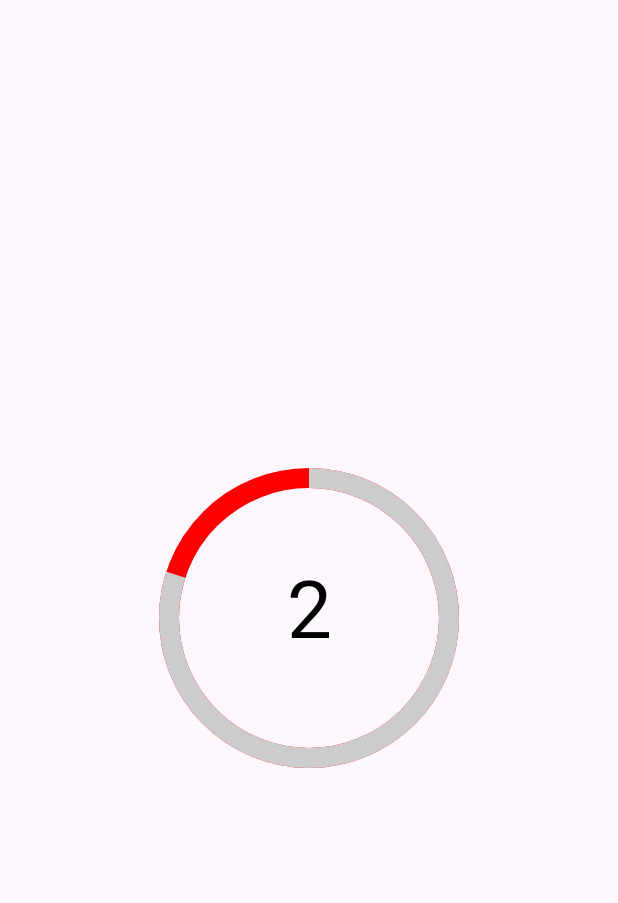
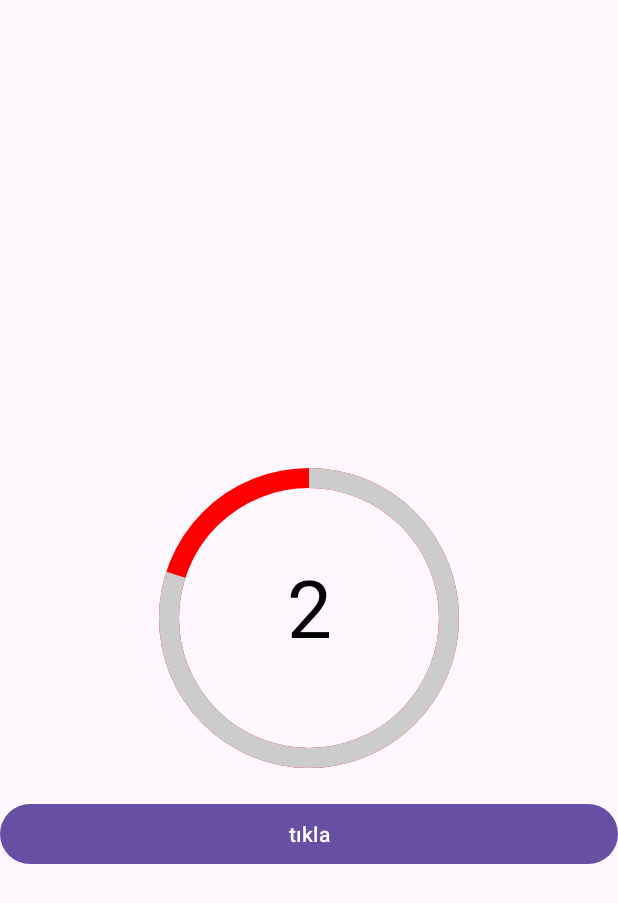
Before and after one commit to enesselcuk25/CustomDemo, an Android app: the screen it shows after launch (MainActivity), on a phone screen of 412 x 824 dp. Shown: the top 903 px of the screen. Run offline under Robolectric (Android 15) with nearby library versions, the phone set to English and light mode, and no system bars; our stand-ins replace navigation-ui; 1 statement that could not run was skipped.

Commit message:
custom fix

```diff
--- a/app/build.gradle.kts
+++ b/app/build.gradle.kts
@@ -33,6 +33,9 @@ android {
     kotlinOptions {
         jvmTarget = "1.8"
     }
+    buildFeatures {
+        viewBinding = true
+    }
 }
 
 dependencies {
@@ -41,6 +44,8 @@ dependencies {
     implementation("androidx.appcompat:appcompat:1.6.1")
     implementation("com.google.android.material:material:1.10.0")
     implementation("androidx.constraintlayout:constraintlayout:2.1.4")
+    implementation("androidx.navigation:navigation-fragment-ktx:2.7.2")
+    implementation("androidx.navigation:navigation-ui-ktx:2.7.2")
     testImplementation("junit:junit:4.13.2")
     androidTestImplementation("androidx.test.ext:junit:1.1.5")
     androidTestImplementation("androidx.test.espresso:espresso-core:3.5.1")
--- a/app/src/main/java/com/example/customdemo/CountDownTimerView.kt
+++ b/app/src/main/java/com/example/customdemo/CustomTimer.kt
@@ -10,7 +10,7 @@ import android.os.CountDownTimer
 import android.util.AttributeSet
 import android.view.View
 
-class CountDownTimerView(context: Context, attrs: AttributeSet) : View(context, attrs) {
+class CustomTimer(context: Context, attrs: AttributeSet) : View(context, attrs) {
 
   private val circlePaint: Paint = Paint()
     private val progressPaint: Paint = Paint()
--- a/app/src/main/java/com/example/customdemo/MainActivity.kt
+++ b/app/src/main/java/com/example/customdemo/MainActivity.kt
@@ -1,18 +1,44 @@
 package com.example.customdemo
 
+import android.content.Intent
+import android.os.Bundle
+import android.widget.Toast
+import com.google.android.material.snackbar.Snackbar
 import androidx.appcompat.app.AppCompatActivity
-import android.os.Bundle
+import androidx.navigation.findNavController
+import androidx.navigation.ui.AppBarConfiguration
+import androidx.navigation.ui.navigateUp
+import androidx.navigation.ui.setupActionBarWithNavController
+import com.example.customdemo.databinding.ActivityMain2Binding
+import com.example.customdemo.databinding.ActivityMainBinding
+import com.example.customdemo.demoInterface.MessageShow
+import com.example.customdemo.demoSingleton.DemoSdk
 
 class MainActivity : AppCompatActivity() {
-    private lateinit var countDownTimerView: CountDownTimerView
+
+
+private lateinit var binding: ActivityMainBinding
 
     override fun onCreate(savedInstanceState: Bundle?) {
         super.onCreate(savedInstanceState)
-        setContentView(R.layout.activity_main)
 
+     binding = ActivityMainBinding.inflate(layoutInflater)
+     setContentView(binding.root)
 
-        countDownTimerView = findViewById(R.id.countTimeDowner)
+        binding.countTimeDowner.startTimer(10)
 
-        countDownTimerView.startTimer(10)
+        binding.btnTKla.setOnClickListener {
+            DemoSdk.demoHairOrder?.invoke("enes")
+
+            val intent = Intent(this@MainActivity, MainActivity::class.java)
+            this@MainActivity.startActivity(intent)
+        }
+
     }
+
+    override fun onResume() {
+        super.onResume()
+
+    }
+
 }
--- a/app/src/main/res/layout/activity_main.xml
+++ b/app/src/main/res/layout/activity_main.xml
@@ -6,7 +6,7 @@
     android:layout_height="match_parent"
     tools:context=".MainActivity">
 
-    <com.example.customdemo.CountDownTimerView
+    <com.example.customdemo.CustomTimer
         android:id="@+id/countTimeDowner"
         android:layout_width="200dp"
         android:layout_height="200dp"
@@ -16,4 +16,15 @@
         app:layout_constraintTop_toTopOf="parent"
         />
 
+    <Button
+        android:id="@+id/btnTıkla"
+        android:layout_width="match_parent"
+        android:layout_height="wrap_content"
+        app:layout_constraintTop_toBottomOf="@id/countTimeDowner"
+        app:layout_constraintStart_toStartOf="parent"
+        app:layout_constraintEnd_toEndOf="parent"
+        android:layout_marginTop="20dp"
+        android:text="tıkla"
+        />
+
 </androidx.constraintlayout.widget.ConstraintLayout>
--- /dev/null
+++ b/app/src/main/res/values-land/dimens.xml
@@ -0,0 +1,3 @@
+<resources>
+      <dimen name="fab_margin">48dp</dimen>
+   </resources>
--- /dev/null
+++ b/app/src/main/res/values-v23/themes.xml
@@ -0,0 +1,8 @@
+<resources xmlns:tools="http://schemas.android.com/tools">
+  <style name="Theme.CustomDemo" parent="Base.Theme.CustomDemo">
+    <!-- Transparent system bars for edge-to-edge. -->
+    <item name="android:navigationBarColor">@android:color/transparent</item>
+    <item name="android:statusBarColor">@android:color/transparent</item>
+    <item name="android:windowLightStatusBar">?attr/isLightTheme</item>
+  </style>
+</resources>
--- /dev/null
+++ b/app/src/main/res/values-w1240dp/dimens.xml
@@ -0,0 +1,3 @@
+<resources>
+      <dimen name="fab_margin">200dp</dimen>
+   </resources>
--- /dev/null
+++ b/app/src/main/res/values-w600dp/dimens.xml
@@ -0,0 +1,3 @@
+<resources>
+      <dimen name="fab_margin">48dp</dimen>
+   </resources>
--- /dev/null
+++ b/app/src/main/res/values/dimens.xml
@@ -0,0 +1,3 @@
+<resources>
+      <dimen name="fab_margin">16dp</dimen>
+   </resources>
```
Also changed, not shown: app/src/main/AndroidManifest.xml (+10 -3 lines), app/src/main/java/com/example/customdemo/CustomTimer2.kt (renamed from app/src/main/java/com/example/customdemo/CountDowntimer2.kt, +6 -6 lines), app/src/main/java/com/example/customdemo/demoInterface/MessageShow.kt (added, +7 -0 lines), app/src/main/java/com/example/customdemo/demoSingleton/DemoSdk.kt (added, +23 -0 lines), app/src/main/res/layout/activity_main2.xml (added, +11 -0 lines), app/src/main/res/values/strings.xml (+43 -0 lines).
